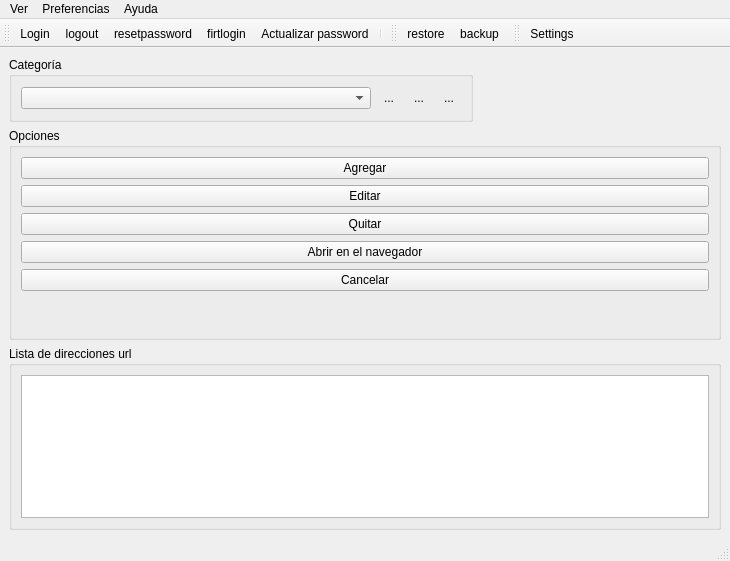
lincolningaroca/swxApp, file mainform.ui: the form before one commit.
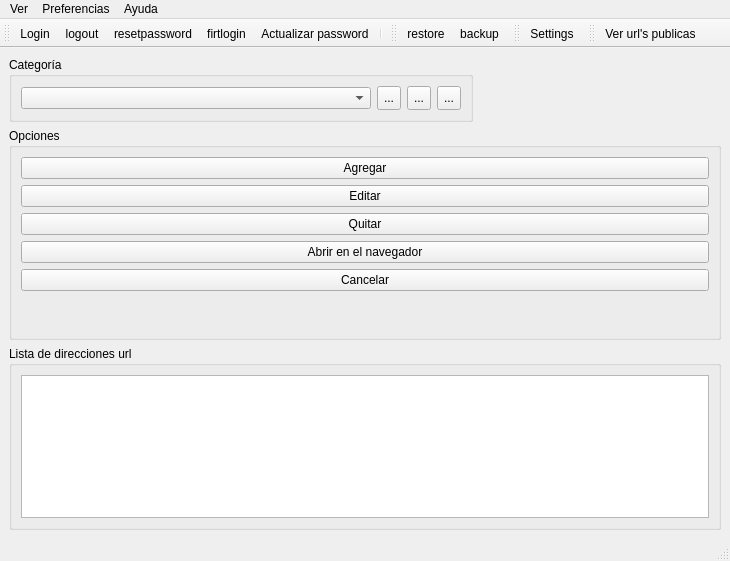
The form after the commit. Icons and pictures are not drawn.

```diff
--- a/mainform.ui
+++ b/mainform.ui
@@ -57,7 +57,7 @@
             </size>
            </property>
            <property name="autoRaise">
-            <bool>true</bool>
+            <bool>false</bool>
            </property>
           </widget>
          </item>
@@ -79,7 +79,7 @@
             </size>
            </property>
            <property name="autoRaise">
-            <bool>true</bool>
+            <bool>false</bool>
            </property>
           </widget>
          </item>
@@ -101,7 +101,7 @@
             </size>
            </property>
            <property name="autoRaise">
-            <bool>true</bool>
+            <bool>false</bool>
            </property>
           </widget>
          </item>
@@ -305,6 +305,18 @@
    </attribute>
    <addaction name="btnSettings"/>
   </widget>
+  <widget class="QToolBar" name="toolBar">
+   <property name="windowTitle">
+    <string>toolBar</string>
+   </property>
+   <attribute name="toolBarArea">
+    <enum>TopToolBarArea</enum>
+   </attribute>
+   <attribute name="toolBarBreak">
+    <bool>false</bool>
+   </attribute>
+   <addaction name="actionVer_url_s_publicas"/>
+  </widget>
   <action name="btnLogIn">
    <property name="text">
     <string>Login</string>
@@ -412,6 +424,21 @@
     <enum>QAction::MenuRole::NoRole</enum>
    </property>
   </action>
+  <action name="actionVer_url_s_publicas">
+   <property name="icon">
+    <iconset resource="rsc.qrc">
+     <normaloff>:/img/public-url.svg</normaloff>:/img/public-url.svg</iconset>
+   </property>
+   <property name="text">
+    <string>Ver url's publicas</string>
+   </property>
+   <property name="toolTip">
+    <string>Ver url's publicas</string>
+   </property>
+   <property name="menuRole">
+    <enum>QAction::MenuRole::NoRole</enum>
+   </property>
+  </action>
  </widget>
  <resources/>
  <connections/>
```
Left out of the diff: 36 changed lines with no effect on the pictures.
